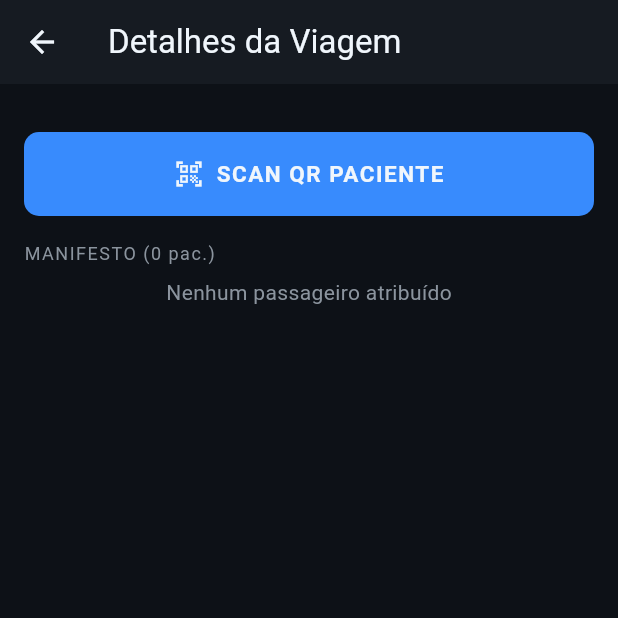
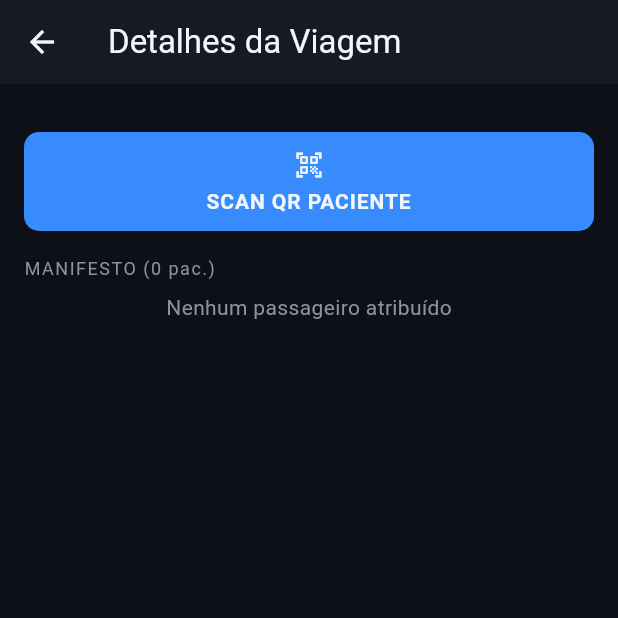
Before and after one commit to sapogood-maker/PRAEM_FLOW, a Flutter app: the TripScreen screen opened by its route, on a phone screen of 412 x 824 dp, the top half of it. Run offline on Flutter 3.47's test engine with Material 3 defaults, Android fonts, the phone set to English and light mode, and no system bars; our stand-ins replace battery_plus, connectivity_plus, device_info_plus, dio, flutter_dotenv, flutter_secure_storage and 5 more; missing offline and left inert: mobile_scanner; accounts and stored records are empty.

Commit message:
qr flutter2

```diff
--- a/flutter/lib/shared/widgets/operational_button.dart
+++ b/flutter/lib/shared/widgets/operational_button.dart
@@ -28,35 +28,37 @@ class OperationalButton extends StatelessWidget {
         ? OutlinedButton.styleFrom(
             foregroundColor: color,
             side: BorderSide(color: color, width: 2),
-            padding:
-                const EdgeInsets.symmetric(vertical: 18, horizontal: 16),
-            shape: RoundedRectangleBorder(
-                borderRadius: BorderRadius.circular(10)),
+            padding: const EdgeInsets.symmetric(vertical: 12, horizontal: 12),
+            shape:
+                RoundedRectangleBorder(borderRadius: BorderRadius.circular(10)),
             textStyle: const TextStyle(
-                fontSize: 15,
-                fontWeight: FontWeight.bold,
-                letterSpacing: 1),
+                fontSize: 14, fontWeight: FontWeight.bold, letterSpacing: 0.6),
           )
         : ElevatedButton.styleFrom(
             backgroundColor: color,
             foregroundColor: AppColors.textPrimary,
-            padding:
-                const EdgeInsets.symmetric(vertical: 18, horizontal: 16),
-            shape: RoundedRectangleBorder(
-                borderRadius: BorderRadius.circular(10)),
+            padding: const EdgeInsets.symmetric(vertical: 12, horizontal: 12),
+            shape:
+                RoundedRectangleBorder(borderRadius: BorderRadius.circular(10)),
             textStyle: const TextStyle(
-                fontSize: 15,
-                fontWeight: FontWeight.bold,
-                letterSpacing: 1),
+                fontSize: 14, fontWeight: FontWeight.bold, letterSpacing: 0.6),
             elevation: 0,
           );
 
-    final child = Row(
+    final child = Column(
       mainAxisAlignment: MainAxisAlignment.center,
+      mainAxisSize: MainAxisSize.min,
       children: [
         Icon(icon, size: 20),
-        const SizedBox(width: 8),
-        Text(label),
+        const SizedBox(height: 6),
+        Flexible(
+          child: Text(
+            label,
+            maxLines: 1,
+            overflow: TextOverflow.ellipsis,
+            textAlign: TextAlign.center,
+          ),
+        ),
       ],
     );
 
--- a/flutter/lib/trips/trip_screen.dart
+++ b/flutter/lib/trips/trip_screen.dart
@@ -5,14 +5,11 @@
 
 import 'package:flutter/material.dart';
 import 'package:provider/provider.dart';
-import '../auth/auth_service.dart';
-import '../driver/driver_state.dart';
 import '../core/constants.dart';
 import '../navigation/navigation_service.dart';
 import '../shared/widgets/operational_button.dart';
 import '../shared/widgets/status_badge.dart';
-import '../offline/offline_queue.dart';
-import '../operational/sync_manager.dart';
+import '../operational/operation_controller.dart';
 import '../core/l10n.dart';
 
 // ─── Stop type / status helpers ───────────────────────────────────────────────
@@ -87,31 +84,22 @@ class TripScreen extends StatefulWidget {
 
 class _TripScreenState extends State<TripScreen> {
   Future<void> _updateStopStatus(String stopId, String status) async {
-    final auth = context.read<AuthService>();
-    final driver = context.read<DriverState>();
-    final offline = context.read<OfflineQueue>();
-    final syncManager = context.read<SyncManager>();
-    final stop = driver.stops.firstWhere((s) => s['id'] == stopId,
-        orElse: () => <String, dynamic>{});
+    final ctrl = context.read<OperationController>();
+    final stop = ctrl.stops.firstWhere(
+      (s) => s['id'] == stopId,
+      orElse: () => <String, dynamic>{},
+    );
+    final routeId = ctrl.activeRoute?['id'] as String?;
+    final tripId = stop['tripId'] as String?;
+    final currentStatus = stop['status'] as String? ?? 'UNKNOWN';
+    debugPrint(
+      '[OPERATION][TRIP] request stopId=$stopId routeId=${routeId ?? 'null'} tripId=${tripId ?? 'null'} currentStatus=$currentStatus nextStatus=$status source=TripScreen',
+    );
     try {
-      await offline.enqueueOperationalAction(
-        type: 'TRIP_STOP_STATUS',
-        payload: {
-          'stopId': stopId,
-          'status': status,
-          'tripId': stop['tripId'],
-          'routeId': driver.activeRoute?['id'],
-          'vehicleId': driver.vehicle?['id'],
-          'operatorId': auth.driverId,
-          'timestamp': DateTime.now().toIso8601String(),
-        },
-        deviceId: driver.deviceId ?? 'unknown-device',
-        operationId: driver.activeRoute?['id'] as String?,
-        routeId: driver.activeRoute?['id'] as String?,
-        tripId: stop['tripId'] as String?,
+      await ctrl.updateTripStopStatus(stopId, status);
+      debugPrint(
+        '[SYNC][TRIP] completed stopId=$stopId routeStatus=${ctrl.activeRoute?['status'] ?? 'null'} tripStatus=${tripId != null ? ctrl.stops.firstWhere((s) => s['tripId'] == tripId, orElse: () => <String, dynamic>{})['status'] ?? 'null' : 'null'} source=api_snapshot',
       );
-      await syncManager.syncAll();
-      driver.updateStopStatus(stopId, status);
     } catch (e) {
       debugPrint('[TripScreen] updateStopStatus error: $e');
       if (mounted) {
@@ -124,14 +112,12 @@ class _TripScreenState extends State<TripScreen> {
 
   @override
   Widget build(BuildContext context) {
-    final driver = context.watch<DriverState>();
-    final route = driver.activeRoute;
-    final patients = driver.patients;
-    // Use dedicated stops list from DriverState; fall back to stops embedded in route
-    final stops = driver.stops.isNotEmpty
-        ? driver.stops
-        : (driver.activeRoute?['stops'] as List?)
-                ?.cast<Map<String, dynamic>>() ??
+    final ctrl = context.watch<OperationController>();
+    final route = ctrl.activeRoute;
+    final patients = ctrl.patients;
+    final stops = ctrl.stops.isNotEmpty
+        ? ctrl.stops
+        : (ctrl.activeRoute?['stops'] as List?)?.cast<Map<String, dynamic>>() ??
             [];
 
     return Scaffold(
```
Also changed, not shown: flutter/lib/driver/mission_center_screen.dart (+112 -37 lines), flutter/lib/operational/operation_controller.dart (+177 -45 lines), flutter/lib/qr/qr_scanner_screen.dart (+23 -8 lines).
